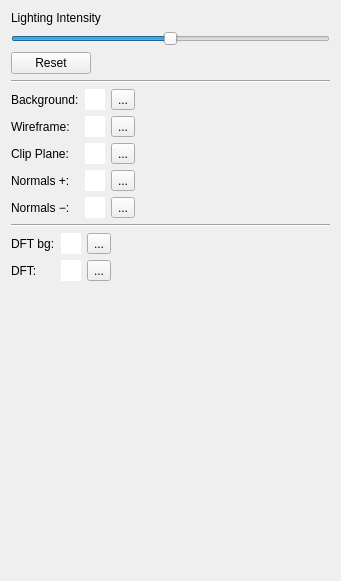
This is src/gui/main_window/colors_widget.ui in cppd/math as Qt 5 draws it before an edit. The edited form follows.
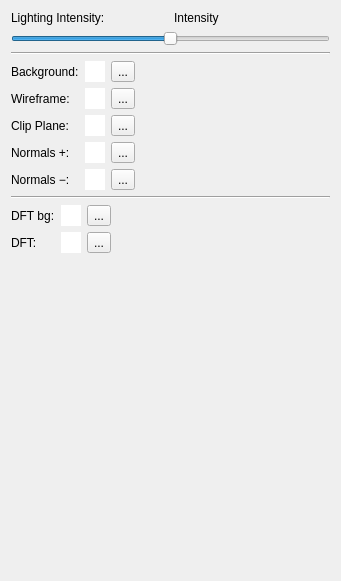
This is the edited form.

Commit message: lighting intensity

Patch:
```diff
--- a/src/gui/main_window/colors_widget.ui
+++ b/src/gui/main_window/colors_widget.ui
@@ -15,11 +15,22 @@
   </property>
   <layout class="QVBoxLayout" name="verticalLayout">
    <item>
-    <widget class="QLabel" name="label_23">
-     <property name="text">
-      <string>Lighting Intensity</string>
-     </property>
-    </widget>
+    <layout class="QHBoxLayout" name="horizontalLayout">
+     <item>
+      <widget class="QLabel" name="label_23">
+       <property name="text">
+        <string>Lighting Intensity:</string>
+       </property>
+      </widget>
+     </item>
+     <item>
+      <widget class="QLabel" name="label_lighting_intensity">
+       <property name="text">
+        <string>Intensity</string>
+       </property>
+      </widget>
+     </item>
+    </layout>
    </item>
    <item>
     <widget class="QSlider" name="slider_lighting_intensity">
@@ -34,30 +45,6 @@
      </property>
     </widget>
    </item>
-   <item>
-    <layout class="QHBoxLayout" name="horizontalLayout_6">
-     <item>
-      <widget class="QPushButton" name="pushButton_reset_lighting">
-       <property name="text">
-        <string>Reset</string>
-       </property>
-      </widget>
-     </item>
-     <item>
-      <spacer name="horizontalSpacer_5">
-       <property name="orientation">
-        <enum>Qt::Horizontal</enum>
-       </property>
-       <property name="sizeHint" stdset="0">
-        <size>
-         <width>40</width>
-         <height>20</height>
-        </size>
-       </property>
-      </spacer>
-     </item>
-    </layout>
-   </item>
    <item>
     <widget class="Line" name="line_17">
      <property name="orientation">
```
The commit also changes 2 other files.
